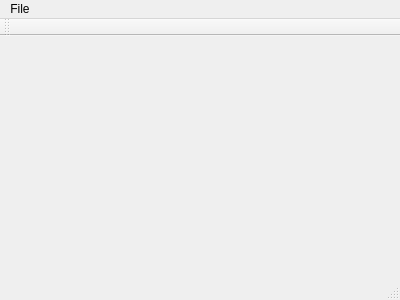
The window that main_window.ui (vitorog/images-processor) describes before a commit, drawn with Qt 5.
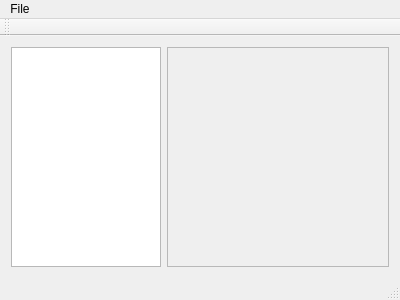
The same window after the commit.

Commit message: -Added negative and basic blur effects -Added effects list menu -Added code to swap effects in real time

```diff
--- a/main_window.ui
+++ b/main_window.ui
@@ -14,7 +14,38 @@
    <string>MainWindow</string>
   </property>
   <widget class="QWidget" name="centralWidget">
-   <layout class="QHBoxLayout" name="horizontalLayout"/>
+   <layout class="QHBoxLayout" name="horizontalLayout">
+    <item>
+     <widget class="QListWidget" name="listWidget">
+      <property name="maximumSize">
+       <size>
+        <width>150</width>
+        <height>16777215</height>
+       </size>
+      </property>
+      <property name="selectionMode">
+       <enum>QAbstractItemView::SingleSelection</enum>
+      </property>
+      <property name="selectionBehavior">
+       <enum>QAbstractItemView::SelectRows</enum>
+      </property>
+      <property name="currentRow">
+       <number>-1</number>
+      </property>
+     </widget>
+    </item>
+    <item>
+     <widget class="QFrame" name="frame">
+      <property name="frameShape">
+       <enum>QFrame::StyledPanel</enum>
+      </property>
+      <property name="frameShadow">
+       <enum>QFrame::Raised</enum>
+      </property>
+      <layout class="QHBoxLayout" name="horizontalLayout_3"/>
+     </widget>
+    </item>
+   </layout>
   </widget>
   <widget class="QMenuBar" name="menuBar">
    <property name="geometry">
```
The commit also changes 8 other files.
